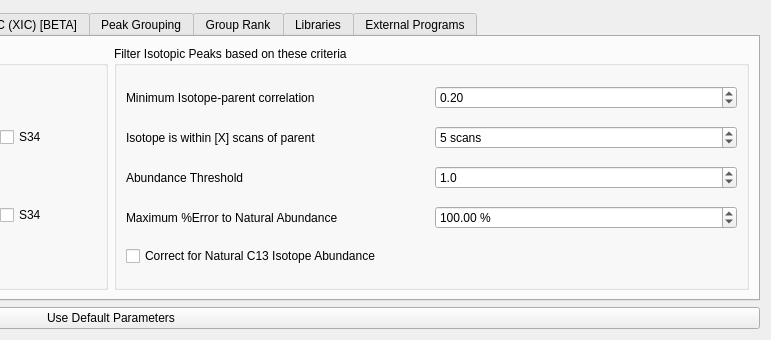
Above: src/gui/mzroll/forms/settingsform.ui from ElucidataInc/ElMaven before the change; both pictures show x 549 to 1320 and y 0 to 340 of the 1320 by 340 pixel window. Below: the same form after it.
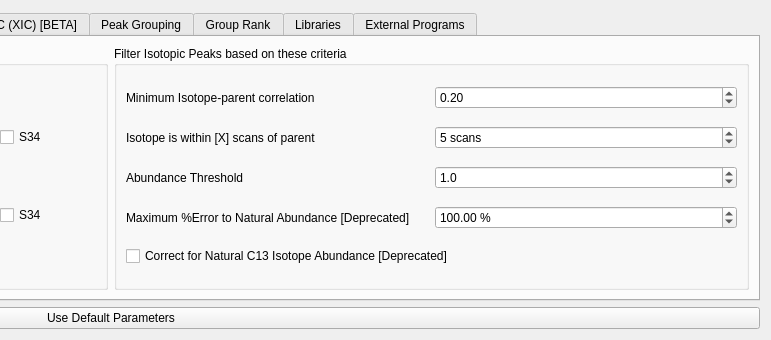
That is the form after the change. The open tabs and pages were chosen to show the change. Icons and pictures are not drawn.

Commit message:
[UI] Tag deprecated features
Mark 'NA correction' and '.mzroll project' as deprecated features.

Diff of the .ui file:
```diff
--- a/src/gui/mzroll/forms/settingsform.ui
+++ b/src/gui/mzroll/forms/settingsform.ui
@@ -889,7 +889,7 @@
           <item row="3" column="0">
            <widget class="QLabel" name="label_10">
             <property name="text">
-             <string>Maximum %Error to Natural Abundance</string>
+             <string>Maximum %Error to Natural Abundance [Deprecated]</string>
             </property>
            </widget>
           </item>
@@ -951,7 +951,7 @@
           <item row="4" column="0" colspan="2">
            <widget class="QCheckBox" name="isotopeC13Correction">
             <property name="text">
-             <string>Correct for Natural C13 Isotope Abundance</string>
+             <string>Correct for Natural C13 Isotope Abundance [Deprecated]</string>
             </property>
            </widget>
           </item>
```
The commit also changes 1 other file.
